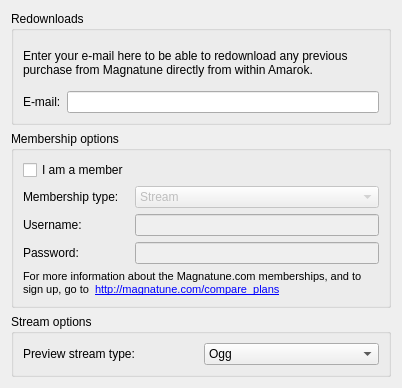
The window that src/services/magnatune/MagnatuneConfigWidget.ui (netrunner-debian-kde-extras/amarok) describes before a commit, drawn with Qt 5.
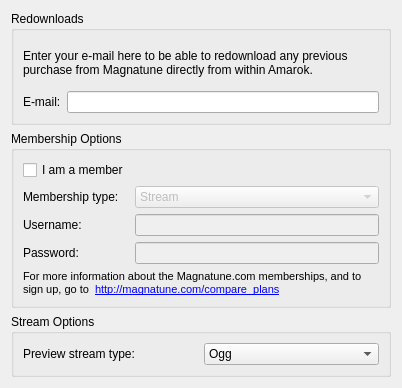
The same window after the commit. Custom widgets are drawn as their Qt base class.

```diff
--- a/src/services/magnatune/MagnatuneConfigWidget.ui
+++ b/src/services/magnatune/MagnatuneConfigWidget.ui
@@ -50,7 +50,7 @@
    <item>
     <widget class="QGroupBox" name="groupBox">
      <property name="title">
-      <string>Membership options</string>
+      <string>Membership Options</string>
      </property>
      <layout class="QGridLayout">
       <item row="0" column="0">
@@ -154,7 +154,7 @@
       </sizepolicy>
      </property>
      <property name="title">
-      <string>Stream options</string>
+      <string>Stream Options</string>
      </property>
      <layout class="QGridLayout">
       <item row="0" column="0">
```
